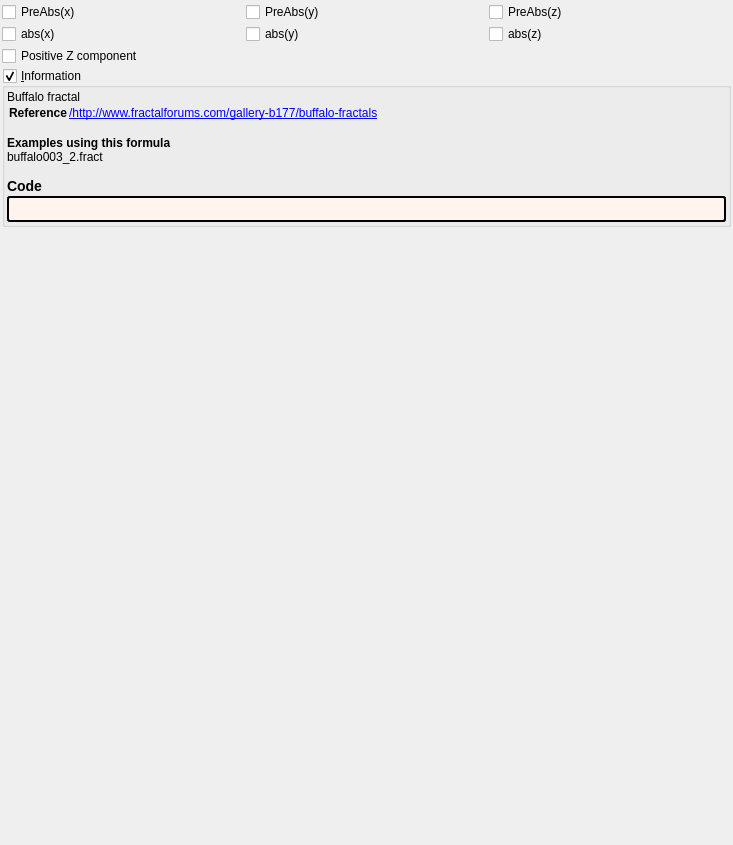
First picture: the form in mandelbulber2/formula/ui/buffalo.ui, repository buddhi1980/mandelbulber2, before the edit.
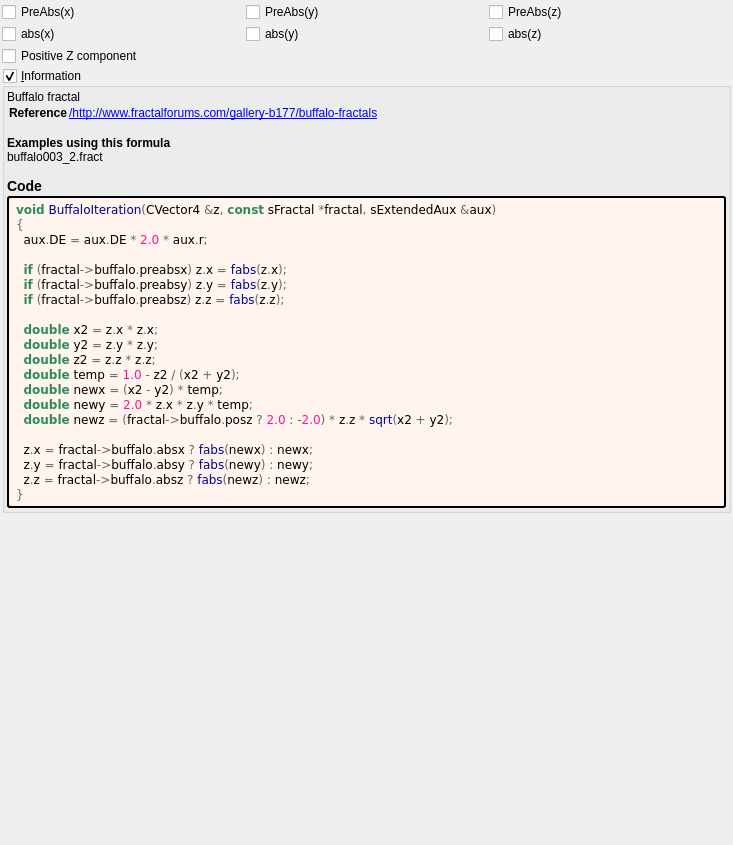
Second picture: the form after the edit. Custom widgets are drawn as their Qt base class.

The edit to the form file:
```diff
--- a/mandelbulber2/formula/ui/buffalo.ui
+++ b/mandelbulber2/formula/ui/buffalo.ui
@@ -141,7 +141,29 @@
          <string notr="true">border-style: outset; border-width: 2px; border-radius: 3px; border-color: black; background-color: #fff5ee; padding: 4px;</string>
         </property>
         <property name="text">
-         <string notr="true"></string>
+         <string notr="true">&lt;body style=&quot;background-color:#fff5ee&quot;&gt;
+&lt;pre style=&quot;color:#000000; background-color:#fff5ee;  font-family:'Courier New',monospace;&quot;&gt;&lt;span style=&quot;color:#2e8b57; font-weight:bold&quot;&gt;void&lt;/span&gt; &lt;span style=&quot;color:#00008f&quot;&gt;BuffaloIteration&lt;/span&gt;&lt;span style=&quot;color:#676767&quot;&gt;(&lt;/span&gt;CVector4 &lt;span style=&quot;color:#676767&quot;&gt;&amp;amp;&lt;/span&gt;z&lt;span style=&quot;color:#676767&quot;&gt;,&lt;/span&gt; &lt;span style=&quot;color:#2e8b57; font-weight:bold&quot;&gt;const&lt;/span&gt; sFractal &lt;span style=&quot;color:#676767&quot;&gt;*&lt;/span&gt;fractal&lt;span style=&quot;color:#676767&quot;&gt;,&lt;/span&gt; sExtendedAux &lt;span style=&quot;color:#676767&quot;&gt;&amp;amp;&lt;/span&gt;aux&lt;span style=&quot;color:#676767&quot;&gt;)&lt;/span&gt;
+&lt;span style=&quot;color:#676767&quot;&gt;{&lt;/span&gt;
+  aux&lt;span style=&quot;color:#676767&quot;&gt;.&lt;/span&gt;DE &lt;span style=&quot;color:#676767&quot;&gt;=&lt;/span&gt; aux&lt;span style=&quot;color:#676767&quot;&gt;.&lt;/span&gt;DE &lt;span style=&quot;color:#676767&quot;&gt;*&lt;/span&gt; &lt;span style=&quot;color:#ff1493&quot;&gt;2.0&lt;/span&gt; &lt;span style=&quot;color:#676767&quot;&gt;*&lt;/span&gt; aux&lt;span style=&quot;color:#676767&quot;&gt;.&lt;/span&gt;r&lt;span style=&quot;color:#676767&quot;&gt;;&lt;/span&gt;
+
+  &lt;span style=&quot;color:#2e8b57; font-weight:bold&quot;&gt;if&lt;/span&gt; &lt;span style=&quot;color:#676767&quot;&gt;(&lt;/span&gt;fractal&lt;span style=&quot;color:#676767&quot;&gt;-&amp;gt;&lt;/span&gt;buffalo&lt;span style=&quot;color:#676767&quot;&gt;.&lt;/span&gt;preabsx&lt;span style=&quot;color:#676767&quot;&gt;)&lt;/span&gt; z&lt;span style=&quot;color:#676767&quot;&gt;.&lt;/span&gt;x &lt;span style=&quot;color:#676767&quot;&gt;=&lt;/span&gt; &lt;span style=&quot;color:#00008f&quot;&gt;fabs&lt;/span&gt;&lt;span style=&quot;color:#676767&quot;&gt;(&lt;/span&gt;z&lt;span style=&quot;color:#676767&quot;&gt;.&lt;/span&gt;x&lt;span style=&quot;color:#676767&quot;&gt;);&lt;/span&gt;
+  &lt;span style=&quot;color:#2e8b57; font-weight:bold&quot;&gt;if&lt;/span&gt; &lt;span style=&quot;color:#676767&quot;&gt;(&lt;/span&gt;fractal&lt;span style=&quot;color:#676767&quot;&gt;-&amp;gt;&lt;/span&gt;buffalo&lt;span style=&quot;color:#676767&quot;&gt;.&lt;/span&gt;preabsy&lt;span style=&quot;color:#676767&quot;&gt;)&lt;/span&gt; z&lt;span style=&quot;color:#676767&quot;&gt;.&lt;/span&gt;y &lt;span style=&quot;color:#676767&quot;&gt;=&lt;/span&gt; &lt;span style=&quot;color:#00008f&quot;&gt;fabs&lt;/span&gt;&lt;span style=&quot;color:#676767&quot;&gt;(&lt;/span&gt;z&lt;span style=&quot;color:#676767&quot;&gt;.&lt;/span&gt;y&lt;span style=&quot;color:#676767&quot;&gt;);&lt;/span&gt;
+  &lt;span style=&quot;color:#2e8b57; font-weight:bold&quot;&gt;if&lt;/span&gt; &lt;span style=&quot;color:#676767&quot;&gt;(&lt;/span&gt;fractal&lt;span style=&quot;color:#676767&quot;&gt;-&amp;gt;&lt;/span&gt;buffalo&lt;span style=&quot;color:#676767&quot;&gt;.&lt;/span&gt;preabsz&lt;span style=&quot;color:#676767&quot;&gt;)&lt;/span&gt; z&lt;span style=&quot;color:#676767&quot;&gt;.&lt;/span&gt;z &lt;span style=&quot;color:#676767&quot;&gt;=&lt;/span&gt; &lt;span style=&quot;color:#00008f&quot;&gt;fabs&lt;/span&gt;&lt;span style=&quot;color:#676767&quot;&gt;(&lt;/span&gt;z&lt;span style=&quot;color:#676767&quot;&gt;.&lt;/span&gt;z&lt;span style=&quot;color:#676767&quot;&gt;);&lt;/span&gt;
+
+  &lt;span style=&quot;color:#2e8b57; font-weight:bold&quot;&gt;double&lt;/span&gt; x2 &lt;span style=&quot;color:#676767&quot;&gt;=&lt;/span&gt; z&lt;span style=&quot;color:#676767&quot;&gt;.&lt;/span&gt;x &lt;span style=&quot;color:#676767&quot;&gt;*&lt;/span&gt; z&lt;span style=&quot;color:#676767&quot;&gt;.&lt;/span&gt;x&lt;span style=&quot;color:#676767&quot;&gt;;&lt;/span&gt;
+  &lt;span style=&quot;color:#2e8b57; font-weight:bold&quot;&gt;double&lt;/span&gt; y2 &lt;span style=&quot;color:#676767&quot;&gt;=&lt;/span&gt; z&lt;span style=&quot;color:#676767&quot;&gt;.&lt;/span&gt;y &lt;span style=&quot;color:#676767&quot;&gt;*&lt;/span&gt; z&lt;span style=&quot;color:#676767&quot;&gt;.&lt;/span&gt;y&lt;span style=&quot;color:#676767&quot;&gt;;&lt;/span&gt;
+  &lt;span style=&quot;color:#2e8b57; font-weight:bold&quot;&gt;double&lt;/span&gt; z2 &lt;span style=&quot;color:#676767&quot;&gt;=&lt;/span&gt; z&lt;span style=&quot;color:#676767&quot;&gt;.&lt;/span&gt;z &lt;span style=&quot;color:#676767&quot;&gt;*&lt;/span&gt; z&lt;span style=&quot;color:#676767&quot;&gt;.&lt;/span&gt;z&lt;span style=&quot;color:#676767&quot;&gt;;&lt;/span&gt;
+  &lt;span style=&quot;color:#2e8b57; font-weight:bold&quot;&gt;double&lt;/span&gt; temp &lt;span style=&quot;color:#676767&quot;&gt;=&lt;/span&gt; &lt;span style=&quot;color:#ff1493&quot;&gt;1.0&lt;/span&gt; &lt;span style=&quot;color:#676767&quot;&gt;-&lt;/span&gt; z2 &lt;span style=&quot;color:#676767&quot;&gt;/ (&lt;/span&gt;x2 &lt;span style=&quot;color:#676767&quot;&gt;+&lt;/span&gt; y2&lt;span style=&quot;color:#676767&quot;&gt;);&lt;/span&gt;
+  &lt;span style=&quot;color:#2e8b57; font-weight:bold&quot;&gt;double&lt;/span&gt; newx &lt;span style=&quot;color:#676767&quot;&gt;= (&lt;/span&gt;x2 &lt;span style=&quot;color:#676767&quot;&gt;-&lt;/span&gt; y2&lt;span style=&quot;color:#676767&quot;&gt;) *&lt;/span&gt; temp&lt;span style=&quot;color:#676767&quot;&gt;;&lt;/span&gt;
+  &lt;span style=&quot;color:#2e8b57; font-weight:bold&quot;&gt;double&lt;/span&gt; newy &lt;span style=&quot;color:#676767&quot;&gt;=&lt;/span&gt; &lt;span style=&quot;color:#ff1493&quot;&gt;2.0&lt;/span&gt; &lt;span style=&quot;color:#676767&quot;&gt;*&lt;/span&gt; z&lt;span style=&quot;color:#676767&quot;&gt;.&lt;/span&gt;x &lt;span style=&quot;color:#676767&quot;&gt;*&lt;/span&gt; z&lt;span style=&quot;color:#676767&quot;&gt;.&lt;/span&gt;y &lt;span style=&quot;color:#676767&quot;&gt;*&lt;/span&gt; temp&lt;span style=&quot;color:#676767&quot;&gt;;&lt;/span&gt;
+  &lt;span style=&quot;color:#2e8b57; font-weight:bold&quot;&gt;double&lt;/span&gt; newz &lt;span style=&quot;color:#676767&quot;&gt;= (&lt;/span&gt;fractal&lt;span style=&quot;color:#676767&quot;&gt;-&amp;gt;&lt;/span&gt;buffalo&lt;span style=&quot;color:#676767&quot;&gt;.&lt;/span&gt;posz &lt;span style=&quot;color:#676767&quot;&gt;?&lt;/span&gt; &lt;span style=&quot;color:#ff1493&quot;&gt;2.0&lt;/span&gt; &lt;span style=&quot;color:#676767&quot;&gt;: -&lt;/span&gt;&lt;span style=&quot;color:#ff1493&quot;&gt;2.0&lt;/span&gt;&lt;span style=&quot;color:#676767&quot;&gt;) *&lt;/span&gt; z&lt;span style=&quot;color:#676767&quot;&gt;.&lt;/span&gt;z &lt;span style=&quot;color:#676767&quot;&gt;*&lt;/span&gt; &lt;span style=&quot;color:#00008f&quot;&gt;sqrt&lt;/span&gt;&lt;span style=&quot;color:#676767&quot;&gt;(&lt;/span&gt;x2 &lt;span style=&quot;color:#676767&quot;&gt;+&lt;/span&gt; y2&lt;span style=&quot;color:#676767&quot;&gt;);&lt;/span&gt;
+
+  z&lt;span style=&quot;color:#676767&quot;&gt;.&lt;/span&gt;x &lt;span style=&quot;color:#676767&quot;&gt;=&lt;/span&gt; fractal&lt;span style=&quot;color:#676767&quot;&gt;-&amp;gt;&lt;/span&gt;buffalo&lt;span style=&quot;color:#676767&quot;&gt;.&lt;/span&gt;absx &lt;span style=&quot;color:#676767&quot;&gt;?&lt;/span&gt; &lt;span style=&quot;color:#00008f&quot;&gt;fabs&lt;/span&gt;&lt;span style=&quot;color:#676767&quot;&gt;(&lt;/span&gt;newx&lt;span style=&quot;color:#676767&quot;&gt;) :&lt;/span&gt; newx&lt;span style=&quot;color:#676767&quot;&gt;;&lt;/span&gt;
+  z&lt;span style=&quot;color:#676767&quot;&gt;.&lt;/span&gt;y &lt;span style=&quot;color:#676767&quot;&gt;=&lt;/span&gt; fractal&lt;span style=&quot;color:#676767&quot;&gt;-&amp;gt;&lt;/span&gt;buffalo&lt;span style=&quot;color:#676767&quot;&gt;.&lt;/span&gt;absy &lt;span style=&quot;color:#676767&quot;&gt;?&lt;/span&gt; &lt;span style=&quot;color:#00008f&quot;&gt;fabs&lt;/span&gt;&lt;span style=&quot;color:#676767&quot;&gt;(&lt;/span&gt;newy&lt;span style=&quot;color:#676767&quot;&gt;) :&lt;/span&gt; newy&lt;span style=&quot;color:#676767&quot;&gt;;&lt;/span&gt;
+  z&lt;span style=&quot;color:#676767&quot;&gt;.&lt;/span&gt;z &lt;span style=&quot;color:#676767&quot;&gt;=&lt;/span&gt; fractal&lt;span style=&quot;color:#676767&quot;&gt;-&amp;gt;&lt;/span&gt;buffalo&lt;span style=&quot;color:#676767&quot;&gt;.&lt;/span&gt;absz &lt;span style=&quot;color:#676767&quot;&gt;?&lt;/span&gt; &lt;span style=&quot;color:#00008f&quot;&gt;fabs&lt;/span&gt;&lt;span style=&quot;color:#676767&quot;&gt;(&lt;/span&gt;newz&lt;span style=&quot;color:#676767&quot;&gt;) :&lt;/span&gt; newz&lt;span style=&quot;color:#676767&quot;&gt;;&lt;/span&gt;
+&lt;span style=&quot;color:#676767&quot;&gt;}&lt;/span&gt;
+&lt;/pre&gt;
+&lt;/body&gt;</string>
         </property>
         <property name="wordWrap">
          <bool>true</bool>
```
